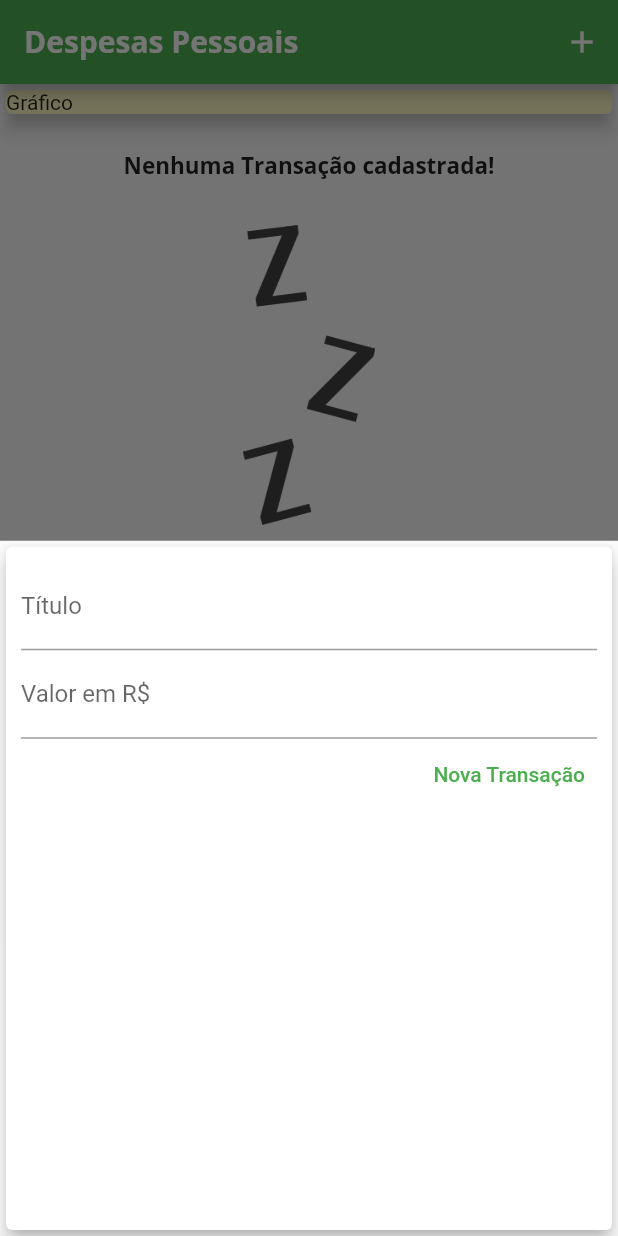
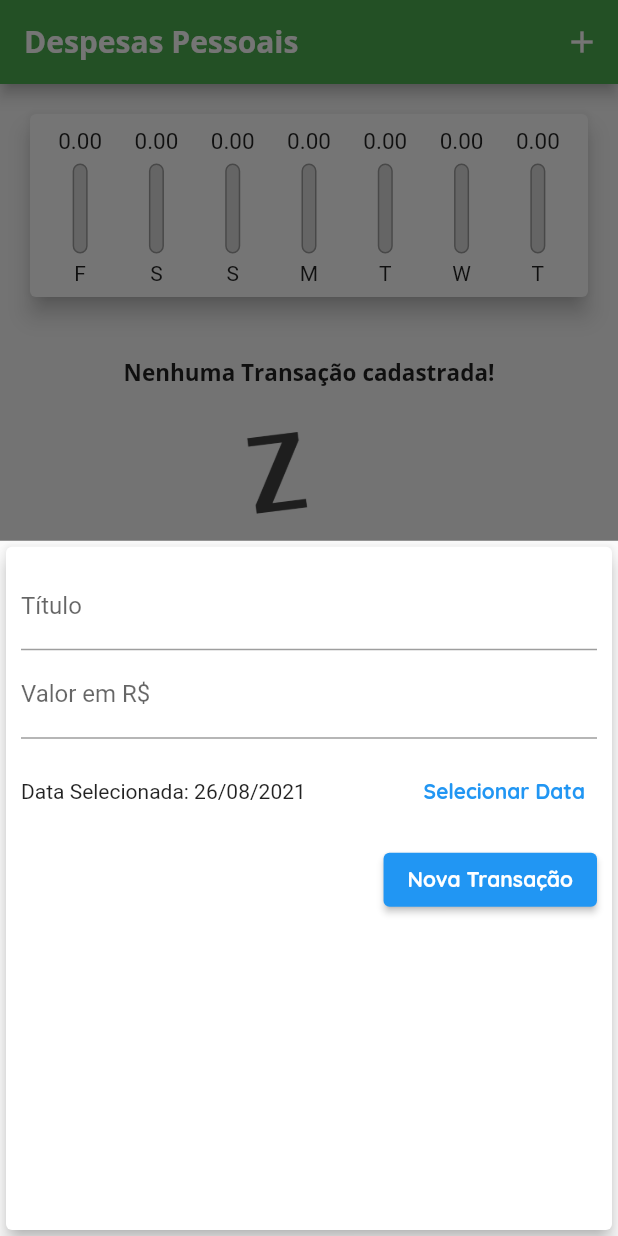
Before and after one commit to AlexandreSkal/expensesUdemy, a Flutter app: the screen it shows after launch, after a tap on the "add" icon, on a phone screen of 412 x 824 dp. Run offline on Flutter 3.47's test engine with Material 2 defaults, Android fonts, the phone set to English and light mode, and no system bars.

Commit message:
Final do projeto na aula

```diff
--- /dev/null
+++ b/lib/components/chart.dart
@@ -0,0 +1,66 @@
+import 'package:expenses/components/chart_bart.dart';
+import 'package:expenses/model/transaction.dart';
+import 'package:flutter/material.dart';
+import '../model/transaction.dart';
+import 'package:intl/intl.dart';
+
+class Chart extends StatelessWidget {
+  final List<Transaction> recentTransaction;
+
+  Chart(this.recentTransaction);
+
+  List<Map<String, Object>> get groupedTransactions {
+    return List.generate(7, (index) {
+      final weekDay = DateTime.now().subtract(
+        Duration(days: index),
+      );
+
+      double sumValues = 0.0;
+
+      for (var i = 0; i < recentTransaction.length; i++) {
+        bool sameDay = recentTransaction[i].date.day == weekDay.day;
+        bool sameMonth = recentTransaction[i].date.month == weekDay.month;
+        bool sameYear = recentTransaction[i].date.year == weekDay.year;
+
+        if (sameDay && sameMonth && sameYear) {
+          sumValues += recentTransaction[i].value;
+        }
+      }
+      return {
+        'day': DateFormat.E().format(weekDay)[0],
+        'value': sumValues,
+      };
+    }).reversed.toList();
+  }
+
+  double get _weekTotalValue {
+    return groupedTransactions.fold(0.0, (sum, tr) {
+      return sum + (tr['value'] as double);
+    });
+  }
+
+  @override
+  Widget build(BuildContext context) {
+    return Card(
+      elevation: 6,
+      margin: EdgeInsets.all(20),
+      child: Padding(
+        padding: const EdgeInsets.all(8.0),
+        child: Row(
+          mainAxisAlignment: MainAxisAlignment.spaceAround,
+          children: groupedTransactions.map((tr) {
+            return Flexible(
+                fit: FlexFit.tight,
+                child: ChartBar(
+                  label: tr['day'].toString(),
+                  value: tr['value'] as double,
+                  percentage: _weekTotalValue == 0
+                      ? 0
+                      : (tr['value'] as double) / _weekTotalValue,
+                ));
+          }).toList(),
+        ),
+      ),
+    );
+  }
+}
--- /dev/null
+++ b/lib/components/chart_bart.dart
@@ -0,0 +1,56 @@
+import 'package:flutter/material.dart';
+
+class ChartBar extends StatelessWidget {
+  final String? label;
+  final double? value;
+  final double? percentage;
+
+  ChartBar({
+    this.label,
+    this.value,
+    this.percentage,
+  });
+
+  @override
+  Widget build(BuildContext context) {
+    return Column(
+      children: <Widget>[
+        Container(
+          height: 20,
+          child: FittedBox(child: Text('${value?.toStringAsFixed(2)}',
+          style: TextStyle(fontSize: 3),))),
+        SizedBox(height: 5),
+        Container(
+          height: 60,
+          width: 10,
+          child: Stack(
+            alignment: Alignment.bottomCenter,
+            children: <Widget>[
+              Container(
+                decoration: BoxDecoration(
+                  border: Border.all(
+                    color: Colors.grey,
+                    width: 1.0,
+                  ),
+                  color: Color.fromRGBO(220, 220, 220, 1),
+                  borderRadius: BorderRadius.circular(5),
+                ),
+              ),
+              FractionallySizedBox(
+                heightFactor: percentage,
+                child: Container(
+                  decoration: BoxDecoration(
+                    color: Theme.of(context).primaryColor,
+                    borderRadius: BorderRadius.circular(5),
+                  ),
+                ),
+              ),
+            ],
+          ),
+        ),
+        SizedBox(height: 5),
+        Text(label.toString()),
+      ],
+    );
+  }
+}
--- a/lib/components/transaction_form.dart
+++ b/lib/components/transaction_form.dart
@@ -1,7 +1,10 @@
+// ignore_for_file: unnecessary_null_comparison
+
 import 'package:flutter/material.dart';
+import 'package:intl/intl.dart';
 
 class TransactionForm extends StatefulWidget {
-  final void Function(String, double) onSumit;
+  final void Function(String, double, DateTime) onSumit;
 
   TransactionForm(this.onSumit);
 
@@ -10,18 +13,36 @@ class TransactionForm extends StatefulWidget {
 }
 
 class _TransactionFormState extends State<TransactionForm> {
-  final titleControler = TextEditingController();
-
-  final valueController = TextEditingController();
+  final _titleControler = TextEditingController();
+  final _valueController = TextEditingController();
+  DateTime _selectedDate = DateTime.now();
 
   _submitForm() {
-    final title = titleControler.text;
-    final value = double.tryParse(valueController.text) ?? 0.0;
+    final title = _titleControler.text;
+    final value = double.tryParse(_valueController.text) ?? 0.0;
 
-    if (title.isEmpty || value <= 0) {
+    if (title.isEmpty || value <= 0 || _selectedDate == null) {
       return;
     }
-    widget.onSumit(title, value);
+    widget.onSumit(title, value, _selectedDate);
+  }
+
+  _showDatePicker() {
+    showDatePicker(
+      context: context,
+      initialDate: DateTime.now(),
+      firstDate: DateTime(2019),
+      lastDate: DateTime.now(),
+    ).then((pickedDate){
+      if(pickedDate == null) {
+        return;
+      }
+
+      setState(() {
+        _selectedDate = pickedDate;
+      });
+
+    });
   }
 
   @override
@@ -33,27 +54,49 @@ class _TransactionFormState extends State<TransactionForm> {
         child: Column(
           children: [
             TextField(
-              controller: titleControler,
+              controller: _titleControler,
               onSubmitted: (_) => _submitForm(),
               decoration: InputDecoration(
                 labelText: 'Título',
               ),
             ),
             TextField(
-              controller: valueController,
+              controller: _valueController,
               keyboardType: TextInputType.numberWithOptions(decimal: true),
               onSubmitted: (_) => _submitForm(),
               decoration: InputDecoration(labelText: 'Valor em R\$'),
             ),
+            Container(
+              height: 70,
+              child: Row(
+                children: <Widget>[
+                  Expanded(
+                    child: Text(_selectedDate == null ? 'Nenhuma data selecionada!'
+                    : 'Data Selecionada: ${DateFormat('d/MM/y').format(_selectedDate)}'),
+                  ),
+                  TextButton(
+                    onPressed: _showDatePicker,
+                    child: Text(
+                      'Selecionar Data',
+                      style: TextStyle(
+                        fontWeight: FontWeight.bold,
+                      ),
+                    ),
+                  )
+                ],
+              ),
+            ),
             Row(
               mainAxisAlignment: MainAxisAlignment.end,
               children: [
-                TextButton(
-                    onPressed: _submitForm,
-                    child: Text(
-                      'Nova Transação',
-                      style: TextStyle(color: Theme.of(context).primaryColor),
-                    )),
+                ElevatedButton(
+                  child: Text(
+                    'Nova Transação',
+                    style: TextStyle(
+                        color: Theme.of(context).textTheme.button!.color),
+                  ),
+                  onPressed: _submitForm,
+                ),
               ],
             )
           ],
--- a/lib/main.dart
+++ b/lib/main.dart
@@ -4,6 +4,7 @@ import 'dart:math';
 import 'package:expenses/model/transaction.dart';
 import './components/transaction_form.dart';
 import './components/transaction_list.dart';
+import 'components/chart.dart';
 
 main() => runApp(ExpensesApp());
 
@@ -14,21 +15,26 @@ class ExpensesApp extends StatelessWidget {
       home: MyHomeApp(),
       theme: ThemeData(
         primaryColor: Colors.green,
-          accentColor: Colors.red,
         fontFamily: 'Quicksand',
         textTheme: ThemeData.light().textTheme.copyWith(
             headline6: TextStyle(
               fontFamily: 'OpenSans',
               fontSize: 15,
               fontWeight: FontWeight.bold,
+            ),
+            button: TextStyle(
+              color: Colors.white,
+              fontWeight: FontWeight.bold,
             )),
         appBarTheme: AppBarTheme(
-              textTheme: ThemeData.light().textTheme.copyWith(
-                      headline6: TextStyle(
+          titleTextStyle: TextStyle(
                   fontFamily: 'OpenSans',
                   fontSize: 20,
                   fontWeight: FontWeight.bold,
-                  )))),
+                ),
+              ),
+        colorScheme: ColorScheme.fromSwatch().copyWith(secondary: Colors.green[200]),
+      ),
     );
   }
 }
@@ -39,20 +45,7 @@ class MyHomeApp extends StatefulWidget {
 }
 
 class _MyHomeAppState extends State<MyHomeApp> {
-  final List<Transaction> _transactions = [
-    // Transaction(
-    //   id: '1',
-    //   title: 'Novo tênis e corrida',
-    //   value: 310.99,
-    //   date: DateTime.now(),
-    // ),
-    // Transaction(
-    //   id: '2',
-    //   title: 'conta de luz',
-    //   value: 180.2,
-    //   date: DateTime.now(),
-    // ),
-  ];
+  final List<Transaction> _transactions = [];
   _openTransactionFormModal(BuildContext context) {
     showModalBottomSheet(
       context: context,
@@ -62,12 +55,18 @@ class _MyHomeAppState extends State<MyHomeApp> {
     );
   }
 
-  _addTransaction(String title, double value) {
+  List<Transaction> get _recentTransactions {
+    return _transactions.where((element) {
+      return element.date.isAfter(DateTime.now().subtract(Duration(days: 7)));
+    }).toList();
+  }
+
+  _addTransaction(String title, double value, DateTime date) {
     final newTransaction = Transaction(
       id: Random().nextDouble().toString(),
       title: title,
       value: value,
-      date: DateTime.now(),
+      date: date,
     );
 
     setState(() {
@@ -75,6 +74,12 @@ class _MyHomeAppState extends State<MyHomeApp> {
     });
 
     Navigator.of(context).pop();
+  }
+
+  _deleteTransaction(String id) {
+    setState(() {
+      _transactions.removeWhere((tr) => tr.id == id);
+    });
   }
 
   @override
@@ -93,15 +98,8 @@ class _MyHomeAppState extends State<MyHomeApp> {
           //mainAxisAlignment: MainAxisAlignment.spaceAround,
           crossAxisAlignment: CrossAxisAlignment.stretch,
           children: [
-            Container(
-              width: double.infinity,
-              child: Card(
-                color: Colors.yellow[100],
-                child: Text('Gráfico'),
-                elevation: 5,
-              ),
-            ),
-            TransactionList(transactions: _transactions),
+            Chart(_recentTransactions),
+            TransactionList(transactions: _transactions, onRemove: _deleteTransaction),
           ],
         ),
       ),
```
Also changed, not shown: lib/components/transaction_list.dart (+22 -41 lines), pubspec.lock. Lines whose indentation alone changed are shown as unchanged.
